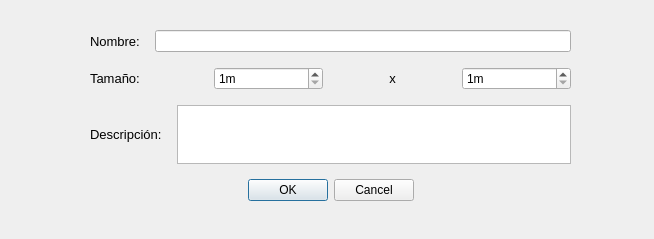
Before: the Qt Designer form Frontend/Views/NewRoom.ui in RoberuDG/shelvingManager, drawn with Qt 5.
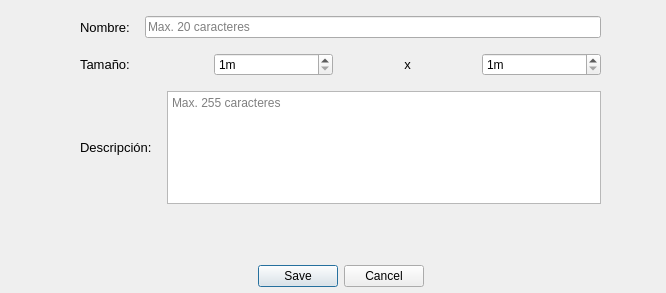
After: the same form once the commit is applied.

```diff
--- a/Frontend/Views/NewRoom.ui
+++ b/Frontend/Views/NewRoom.ui
@@ -9,23 +9,26 @@
    <rect>
     <x>0</x>
     <y>0</y>
-    <width>654</width>
-    <height>239</height>
+    <width>666</width>
+    <height>293</height>
    </rect>
   </property>
   <property name="windowTitle">
    <string>Crear nueva habitación</string>
   </property>
+  <property name="layoutDirection">
+   <enum>Qt::LeftToRight</enum>
+  </property>
   <property name="autoFillBackground">
    <bool>false</bool>
   </property>
   <widget class="QWidget" name="verticalLayoutWidget">
    <property name="geometry">
     <rect>
-     <x>90</x>
-     <y>30</y>
-     <width>481</width>
-     <height>171</height>
+     <x>80</x>
+     <y>16</y>
+     <width>521</width>
+     <height>271</height>
     </rect>
    </property>
    <layout class="QVBoxLayout" name="verticalLayout">
@@ -53,7 +56,17 @@
        </widget>
       </item>
       <item>
-       <widget class="QLineEdit" name="nameText"/>
+       <widget class="QLineEdit" name="textName">
+        <property name="maxLength">
+         <number>20</number>
+        </property>
+        <property name="cursorPosition">
+         <number>0</number>
+        </property>
+        <property name="placeholderText">
+         <string>Max. 20 caracteres</string>
+        </property>
+       </widget>
       </item>
      </layout>
     </item>
@@ -72,7 +85,13 @@
        </widget>
       </item>
       <item>
-       <widget class="QSpinBox" name="spinBox_2">
+       <widget class="QSpinBox" name="spinMeters1">
+        <property name="keyboardTracking">
+         <bool>false</bool>
+        </property>
+        <property name="showGroupSeparator" stdset="0">
+         <bool>false</bool>
+        </property>
         <property name="suffix">
          <string>m</string>
         </property>
@@ -129,24 +148,41 @@
        </widget>
       </item>
       <item>
-       <widget class="QTextEdit" name="eTextDescription">
-        <property name="maximumSize">
-         <size>
-          <width>1000</width>
-          <height>1000</height>
-         </size>
+       <widget class="QPlainTextEdit" name="etDescription">
+        <property name="placeholderText">
+         <string>Max. 255 caracteres</string>
         </property>
        </widget>
       </item>
      </layout>
     </item>
+    <item>
+     <widget class="QLabel" name="label_5">
+      <property name="font">
+       <font>
+        <pointsize>20</pointsize>
+        <weight>75</weight>
+        <bold>true</bold>
+       </font>
+      </property>
+      <property name="text">
+       <string/>
+      </property>
+      <property name="alignment">
+       <set>Qt::AlignCenter</set>
+      </property>
+      <property name="textInteractionFlags">
+       <set>Qt::NoTextInteraction</set>
+      </property>
+     </widget>
+    </item>
     <item>
      <widget class="QDialogButtonBox" name="buttonBox">
       <property name="orientation">
        <enum>Qt::Horizontal</enum>
       </property>
       <property name="standardButtons">
-       <set>QDialogButtonBox::Cancel|QDialogButtonBox::Ok</set>
+       <set>QDialogButtonBox::Cancel|QDialogButtonBox::Save</set>
       </property>
       <property name="centerButtons">
        <bool>true</bool>
```
Left out of the diff: 2 changed lines with no effect on the pictures.
